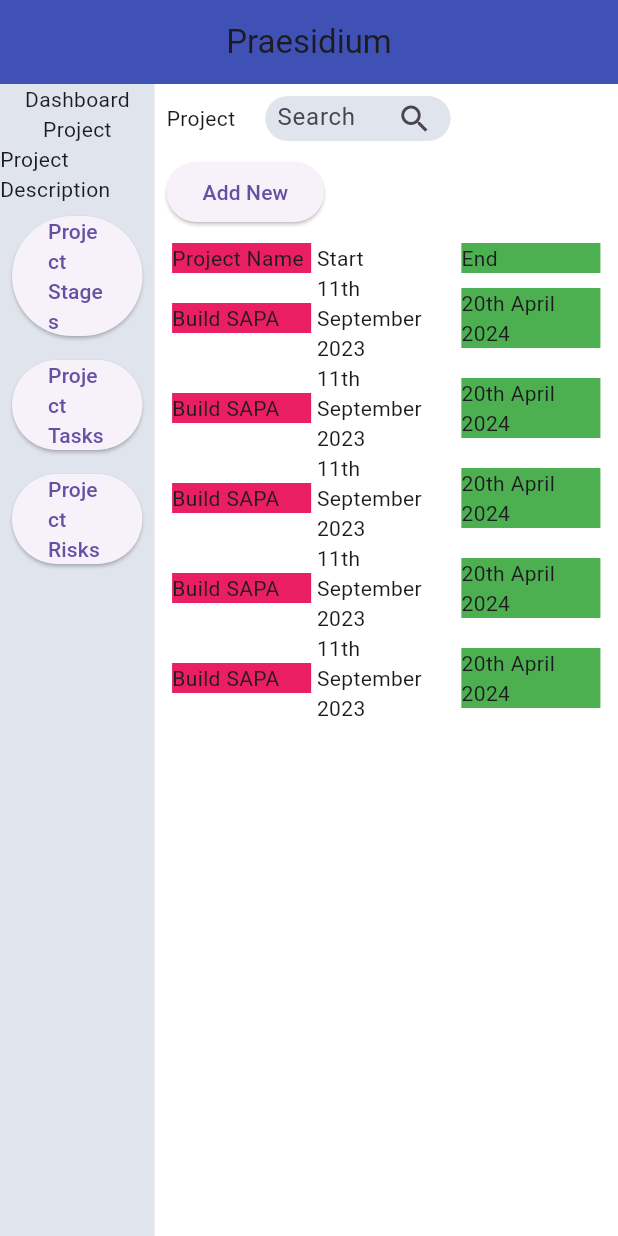
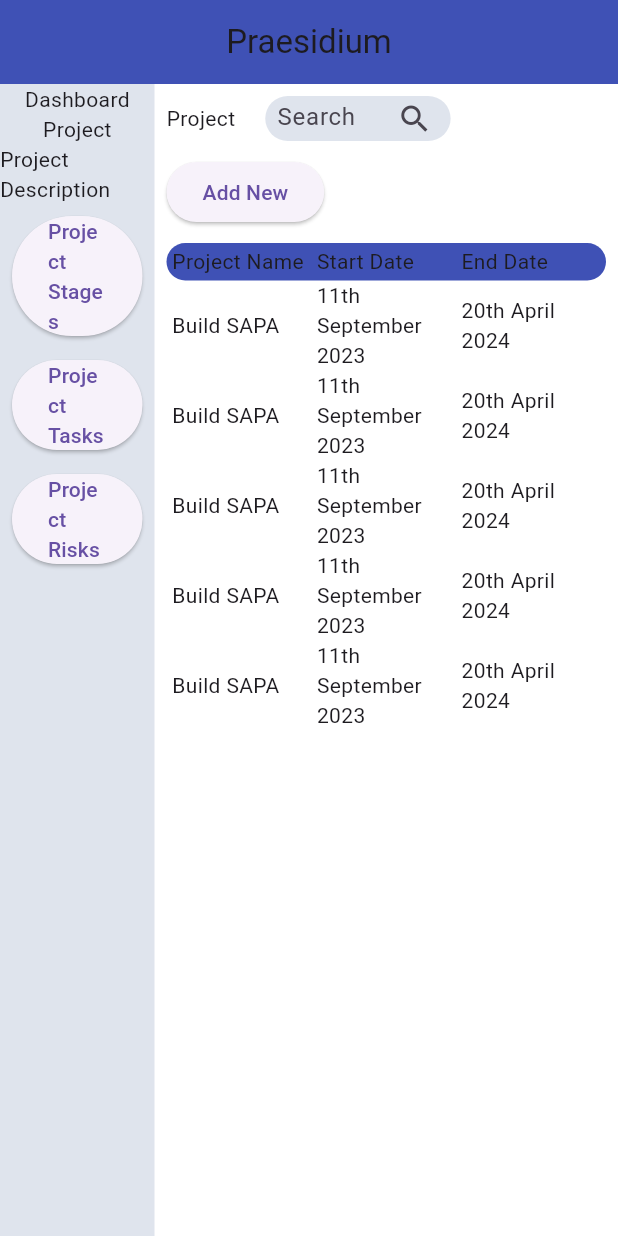
Before and after one commit to Bradley-Boodoo/Praesidium, a Flutter app: the screen it shows after launch, on a phone screen of 412 x 824 dp. Run offline on Flutter 3.47's test engine with Material 2 defaults, Android fonts, the phone set to English and light mode, and no system bars; our stand-ins replace bloc.

Commit message:
theme change

```diff
--- a/lib/screens/home/components/projects_header.dart
+++ b/lib/screens/home/components/projects_header.dart
@@ -3,9 +3,13 @@ import 'package:flutter/material.dart';
 import '../../../theme.dart';
 
 class ProjectsHeader extends StatelessWidget {
-  const ProjectsHeader({super.key, required this.searchbarWidth});
+  const ProjectsHeader({
+    super.key,
+    required this.searchbarHeight,
+    required this.searchbarWidth,
+  });
 
-  final double searchbarWidth;
+  final double searchbarHeight, searchbarWidth;
 
   @override
   Widget build(BuildContext context) {
@@ -20,7 +24,7 @@ class ProjectsHeader extends StatelessWidget {
         // Search
         Flexible(
           child: Container(
-            height: 30,
+            height: searchbarHeight,
             width: searchbarWidth,
             decoration: BoxDecoration(
               color: kAccentColor,
--- a/lib/screens/home/components/table_header.dart
+++ b/lib/screens/home/components/table_header.dart
@@ -1,4 +1,6 @@
 import 'package:flutter/material.dart';
+
+import '../../../theme.dart';
 
 class TableHeader extends StatelessWidget {
   const TableHeader({
@@ -10,25 +12,20 @@ class TableHeader extends StatelessWidget {
 
   @override
   Widget build(BuildContext context) {
-    return Row(
-      mainAxisAlignment: MainAxisAlignment.spaceEvenly,
-      children: [
-        Container(
-          color: Colors.pink,
-          width: tableColumnWidth,
-          child: const Text("Project Name"),
-        ),
-        Container(
-          color: Colors.white,
-          width: tableColumnWidth,
-          child: Text("Start"),
-        ),
-        Container(
-          color: Colors.green,
-          width: tableColumnWidth,
-          child: Text("End"),
-        ),
-      ],
+    return Container(
+      height: 25,
+      decoration: BoxDecoration(
+        color: kPrimaryColor,
+        borderRadius: BorderRadius.circular(30),
+      ),
+      child: Row(
+        mainAxisAlignment: MainAxisAlignment.spaceEvenly,
+        children: [
+          SizedBox(width: tableColumnWidth, child: const Text("Project Name")),
+          SizedBox(width: tableColumnWidth, child: const Text("Start Date")),
+          SizedBox(width: tableColumnWidth, child: const Text("End Date")),
+        ],
+      ),
     );
   }
 }
--- a/lib/screens/home/home_screen.dart
+++ b/lib/screens/home/home_screen.dart
@@ -17,7 +17,10 @@ class HomeScreen extends StatelessWidget {
 
     double dashboardWidth = width * 0.25;
     double detailsWidth = width - dashboardWidth;
+
+    double searchbarHeight = 30;
     double searchbarWidth = detailsWidth * 0.4;
+
     double tableColumnWidth = detailsWidth * 0.3;
 
     double whitespaceHeight = 10;
@@ -45,7 +48,10 @@ class HomeScreen extends StatelessWidget {
                 child: Column(
                   children: [
                     // Projects Header
-                    ProjectsHeader(searchbarWidth: searchbarWidth),
+                    ProjectsHeader(
+                      searchbarHeight: searchbarHeight,
+                      searchbarWidth: searchbarWidth,
+                    ),
 
                     // Space
                     SizedBox(height: whitespaceHeight),
@@ -74,20 +80,17 @@ class HomeScreen extends StatelessWidget {
                           return Row(
                             mainAxisAlignment: MainAxisAlignment.spaceEvenly,
                             children: [
-                              Container(
-                                color: Colors.pink,
+                              SizedBox(
                                 width: tableColumnWidth,
                                 child: const Text("Build SAPA"),
                               ),
-                              Container(
-                                color: Colors.white,
+                              SizedBox(
                                 width: tableColumnWidth,
-                                child: Text("11th September 2023"),
+                                child: const Text("11th September 2023"),
                               ),
-                              Container(
-                                color: Colors.green,
+                              SizedBox(
                                 width: tableColumnWidth,
-                                child: Text("20th April 2024"),
+                                child: const Text("20th April 2024"),
                               ),
                             ],
                           );
```
